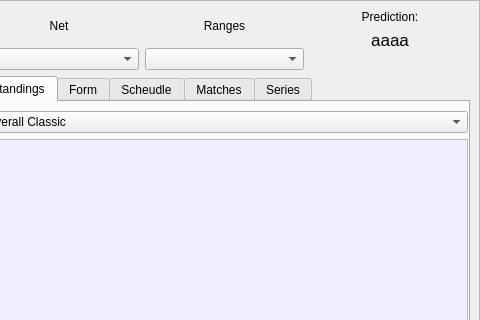
Before: the Qt Designer form data/ui/statistics.ui in jacek-markowski/BetBoy, drawn with Qt 5; both pictures show x 187 to 667 and y 0 to 320 of the 667 by 516 pixel window.
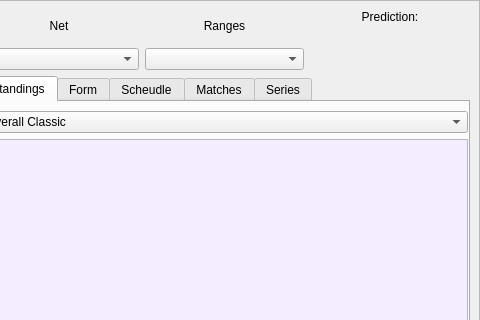
After: the same form once the commit is applied.

Diff of the .ui file:
```diff
--- a/data/ui/statistics.ui
+++ b/data/ui/statistics.ui
@@ -237,7 +237,7 @@
 font: 13pt}</string>
                </property>
                <property name="text">
-                <string>aaaa</string>
+                <string/>
                </property>
                <property name="textFormat">
                 <enum>Qt::AutoText</enum>
```
